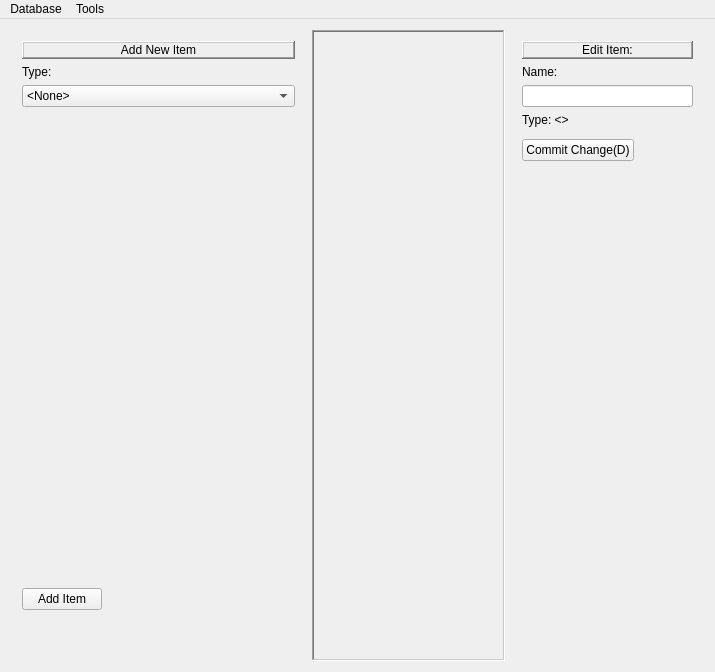
LeoricDepewse/AEGISElicitator, file overview.ui: the form before one commit.
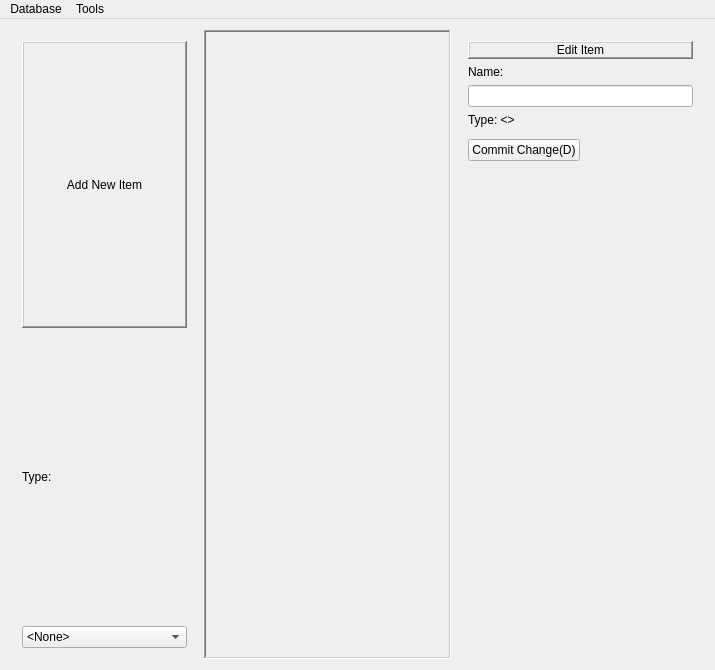
The form after the commit.

What changed in the file:
```diff
--- a/overview.ui
+++ b/overview.ui
@@ -7,7 +7,7 @@
     <x>0</x>
     <y>0</y>
     <width>715</width>
-    <height>271</height>
+    <height>670</height>
    </rect>
   </property>
   <property name="windowTitle">
@@ -116,51 +116,6 @@
          </item>
         </widget>
        </item>
-       <item>
-        <widget class="QFrame" name="itemFrame">
-         <property name="sizePolicy">
-          <sizepolicy hsizetype="Minimum" vsizetype="Minimum">
-           <horstretch>0</horstretch>
-           <verstretch>0</verstretch>
-          </sizepolicy>
-         </property>
-         <property name="minimumSize">
-          <size>
-           <width>273</width>
-           <height>469</height>
-          </size>
-         </property>
-        </widget>
-       </item>
-       <item>
-        <widget class="QPushButton" name="commitNew">
-         <property name="sizePolicy">
-          <sizepolicy hsizetype="Fixed" vsizetype="Fixed">
-           <horstretch>0</horstretch>
-           <verstretch>0</verstretch>
-          </sizepolicy>
-         </property>
-         <property name="text">
-          <string>Add Item</string>
-         </property>
-        </widget>
-       </item>
-       <item>
-        <spacer name="verticalSpacer">
-         <property name="orientation">
-          <enum>Qt::Vertical</enum>
-         </property>
-         <property name="sizeType">
-          <enum>QSizePolicy::Expanding</enum>
-         </property>
-         <property name="sizeHint" stdset="0">
-          <size>
-           <width>20</width>
-           <height>40</height>
-          </size>
-         </property>
-        </spacer>
-       </item>
       </layout>
      </widget>
     </item>
@@ -177,8 +132,8 @@
         <rect>
          <x>0</x>
          <y>0</y>
-         <width>193</width>
-         <height>230</height>
+         <width>240</width>
+         <height>629</height>
         </rect>
        </property>
       </widget>
@@ -205,7 +160,7 @@
           <enum>QFrame::Raised</enum>
          </property>
          <property name="text">
-          <string>Edit Item:</string>
+          <string>Edit Item</string>
          </property>
          <property name="alignment">
           <set>Qt::AlignCenter</set>
```
